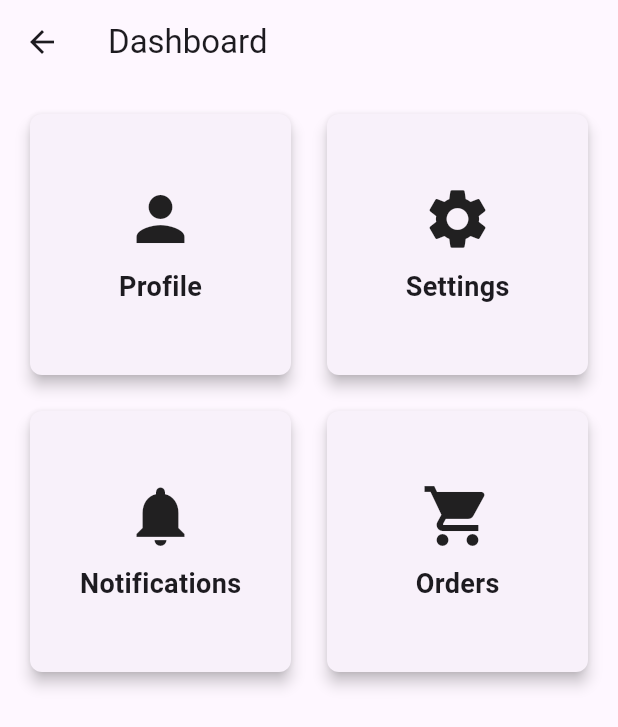
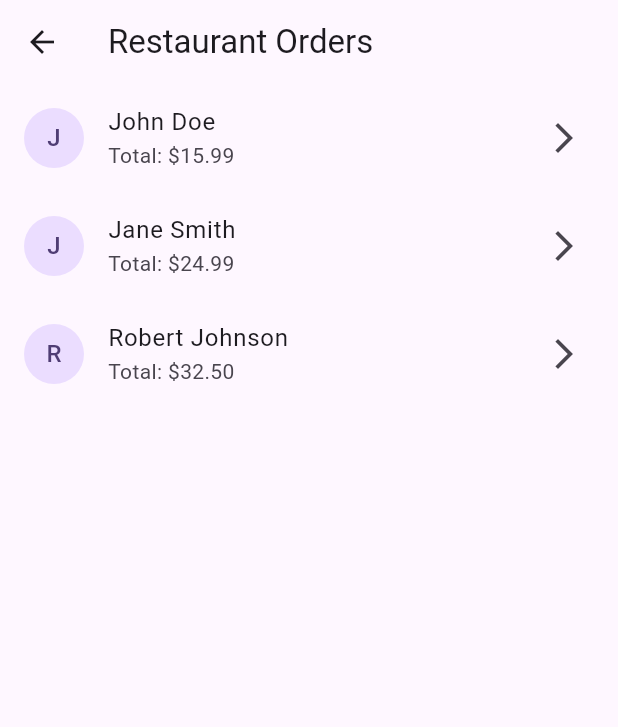
Before and after one commit to abdulaziz-essam/restaurant-management-system, a Flutter app: the DashboardPage screen opened by its route, after a tap on "Orders", on a phone screen of 412 x 824 dp. Shown: the top 727 px of the screen. Run offline on Flutter 3.47's test engine with Material 2 defaults, Android fonts, the phone set to English and light mode, and no system bars.

Commit message:
add orders and notification widgets

```diff
--- a/lib/dashboard/dashboard.dart
+++ b/lib/dashboard/dashboard.dart
@@ -41,6 +41,7 @@ class DashboardPage extends StatelessWidget {
             title: 'Orders',
             onTap: () {
               // Action when orders item is tapped
+               Navigator.pushNamed(context, '/orders');
             },
           ),
         ],
--- a/lib/main.dart
+++ b/lib/main.dart
@@ -1,5 +1,8 @@
 import 'package:flutter/material.dart';
 import 'package:res_management_system/dashboard/dashboard.dart';
+import 'package:res_management_system/orders/orders.dart' ;
+import 'package:res_management_system/orders/orders_details.dart';
+import './notification/notification.dart';
 void main() {
   runApp(const MyApp());
 }
@@ -17,7 +20,10 @@ class MyApp extends StatelessWidget {
       ),
       routes: {
         '/': (context) => const MyHomePage(title: 'Flutter Demo Home Page'),
-        '/profile': (context) => const DashboardPage(),
+        '/dashboard': (context) => const DashboardPage(),
+       '/orders': (context) => const RestaurantOrdersPage(),
+         '/detail': (context) => const RestaurantOrdersPageDetail(),
+         '/notification': (context) => const NotificationPage(),
       },
     );
   }
@@ -61,9 +67,9 @@ class _MyHomePageState extends State<MyHomePage> {
             ),
             ElevatedButton(
               onPressed: () {
-                Navigator.pushNamed(context, '/profile');
+                Navigator.pushNamed(context, '/dashboard');
               },
-              child: const Text('Go to Profile Page'),
+              child: const Text('Go to Dashboard Page'),
             ),
           ],
         ),
--- /dev/null
+++ b/lib/notification/notification.dart
@@ -0,0 +1,42 @@
+import 'package:flutter/material.dart';
+
+void main() {
+  runApp(NotificationPage());
+}
+
+class NotificationPage extends StatelessWidget {
+  static const List<String> notifications = [
+    'New message received',
+    'Appointment reminder',
+    'Event starting soon',
+  ];
+
+  const NotificationPage({Key? key}) : super(key: key);
+
+  @override
+  Widget build(BuildContext context) {
+    return MaterialApp(
+      title: 'Notification Page Example',
+      theme: ThemeData(
+        primarySwatch: Colors.blue,
+      ),
+      home: Scaffold(
+        appBar: AppBar(
+          title: Text('Notifications'),
+        ),
+        body: ListView.builder(
+          itemCount: notifications.length,
+          itemBuilder: (context, index) {
+            final notification = notifications[index];
+            return ListTile(
+              title: Text(
+                notification,
+                style: TextStyle(fontSize: 16.0),
+              ),
+            );
+          },
+        ),
+      ),
+    );
+  }
+}
--- /dev/null
+++ b/lib/orders/orders.dart
@@ -0,0 +1,85 @@
+import 'package:flutter/material.dart';
+
+class RestaurantOrdersPage extends StatelessWidget {
+  const RestaurantOrdersPage({Key? key}) : super(key: key);
+
+  @override
+  Widget build(BuildContext context) {
+    return Scaffold(
+      appBar: AppBar(
+        title: Text('Restaurant Orders'),
+      ),
+      body: ListView.builder(
+        itemCount: orders.length,
+        itemBuilder: (context, index) {
+          final order = orders[index];
+          return OrderItem(
+            order: order,
+            onTap: () {
+              // Action when an order item is tapped
+            },
+          );
+        },
+      ),
+    );
+  }
+}
+
+class Order {
+  final String id;
+  final String customerName;
+  final List<String> items;
+  final double total;
+
+  Order({
+    required this.id,
+    required this.customerName,
+    required this.items,
+    required this.total,
+  });
+}
+
+class OrderItem extends StatelessWidget {
+  final Order order;
+  final VoidCallback onTap;
+
+  const OrderItem({
+    Key? key,
+    required this.order,
+    required this.onTap,
+  }) : super(key: key);
+
+  @override
+  Widget build(BuildContext context) {
+    return ListTile(
+      onTap: onTap,
+      leading: CircleAvatar(
+        child: Text(order.customerName.substring(0, 1)),
+      ),
+      title: Text(order.customerName),
+      subtitle: Text('Total: \$${order.total.toStringAsFixed(2)}'),
+      trailing: Icon(Icons.arrow_forward_ios),
+    );
+  }
+}
+
+final List<Order> orders = [
+  Order(
+    id: '1',
+    customerName: 'John Doe',
+    items: ['Burger', 'Fries', 'Soda'],
+    total: 15.99,
+  ),
+  Order(
+    id: '2',
+    customerName: 'Jane Smith',
+    items: ['Pizza', 'Salad', 'Garlic Bread'],
+    total: 24.99,
+  ),
+  Order(
+    id: '3',
+    customerName: 'Robert Johnson',
+    items: ['Steak', 'Mashed Potatoes', 'Green Beans'],
+    total: 32.50,
+  ),
+];
--- /dev/null
+++ b/lib/orders/orders_details.dart
@@ -0,0 +1,153 @@
+import 'package:flutter/material.dart';
+
+class RestaurantOrdersPageDetail extends StatelessWidget {
+  const RestaurantOrdersPageDetail({Key? key}) : super(key: key);
+
+  @override
+  Widget build(BuildContext context) {
+    return Scaffold(
+      appBar: AppBar(
+        title: Text('Restaurant Orders'),
+      ),
+      body: ListView.builder(
+        itemCount: orders.length,
+        itemBuilder: (context, index) {
+          final order = orders[index];
+          return OrderItem(
+            order: order,
+            onTap: () {
+              Navigator.push(
+                context,
+                MaterialPageRoute(
+                  builder: (context) => OrderDetailsPage(order: order),
+                ),
+              );
+            },
+          );
+        },
+      ),
+    );
+  }
+}
+
+class Order {
+  final String id;
+  final String customerName;
+  final List<String> items;
+  final double total;
+
+  Order({
+    required this.id,
+    required this.customerName,
+    required this.items,
+    required this.total,
+  });
+}
+
+class OrderItem extends StatelessWidget {
+  final Order order;
+  final VoidCallback onTap;
+
+  const OrderItem({
+    Key? key,
+    required this.order,
+    required this.onTap,
+  }) : super(key: key);
+
+  @override
+  Widget build(BuildContext context) {
+    return ListTile(
+      onTap: onTap,
+      leading: CircleAvatar(
+        child: Text(order.customerName.substring(0, 1)),
+      ),
+      title: Text(order.customerName),
+      subtitle: Text('Total: \$${order.total.toStringAsFixed(2)}'),
+      trailing: Icon(Icons.arrow_forward_ios),
+    );
+  }
+}
+
+class OrderDetailsPage extends StatelessWidget {
+  final Order order;
+
+  const OrderDetailsPage({Key? key, required this.order}) : super(key: key);
+
+  @override
+  Widget build(BuildContext context) {
+    return Scaffold(
+      appBar: AppBar(
+        title: Text('Order Details'),
+      ),
+      body: Column(
+        crossAxisAlignment: CrossAxisAlignment.start,
+        children: [
+          Padding(
+            padding: EdgeInsets.all(16.0),
+            child: Text(
+              'Order ID: ${order.id}',
+              style: TextStyle(
+                fontSize: 18.0,
+                fontWeight: FontWeight.bold,
+              ),
+            ),
+          ),
+          ListTile(
+            title: Text(
+              'Customer: ${order.customerName}',
+              style: TextStyle(fontSize: 16.0),
+            ),
+          ),
+          ListTile(
+            title: Text(
+              'Total: \$${order.total.toStringAsFixed(2)}',
+              style: TextStyle(fontSize: 16.0),
+            ),
+          ),
+          Padding(
+            padding: EdgeInsets.all(16.0),
+            child: Text(
+              'Items:',
+              style: TextStyle(
+                fontSize: 18.0,
+                fontWeight: FontWeight.bold,
+              ),
+            ),
+          ),
+          ListView.builder(
+            shrinkWrap: true,
+            physics: NeverScrollableScrollPhysics(),
+            itemCount: order.items.length,
+            itemBuilder: (context, index) {
+              final item = order.items[index];
+              return ListTile(
+                title: Text(item),
+              );
+            },
+          ),
+        ],
+      ),
+    );
+  }
+}
+
+final List<Order> orders = [
+  Order(
+    id: '1',
+    customerName: 'John Doe',
+    items: ['Burger', 'Fries', 'Soda'],
+    total: 15.99,
+  ),
+  Order(
+    id: '2',
+    customerName: 'Jane Smith',
+    items: ['Pizza', 'Salad', 'Garlic Bread'],
+    total: 24.99,
+  ),
+  Order(
+    id: '3',
+    customerName: 'Robert Johnson',
+    items: ['Steak', 'Mashed Potatoes', 'Green Beans'],
+    total: 32.50,
+  ),
+];
```
